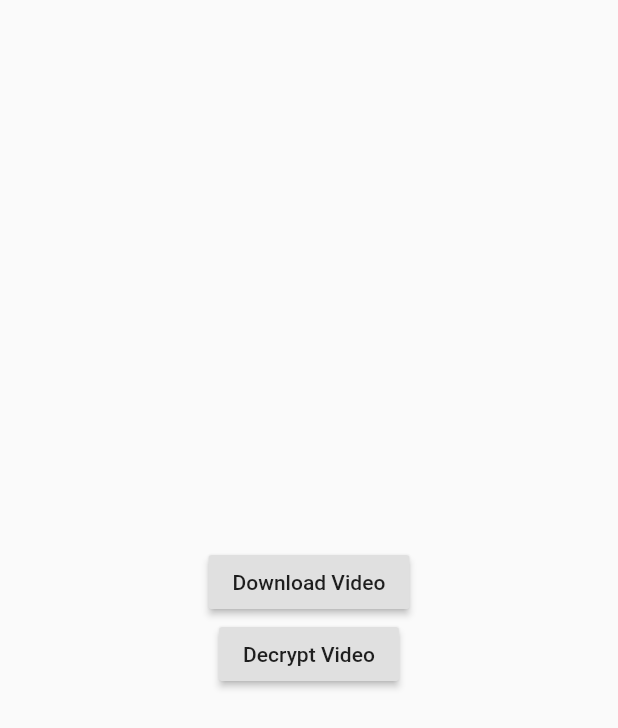
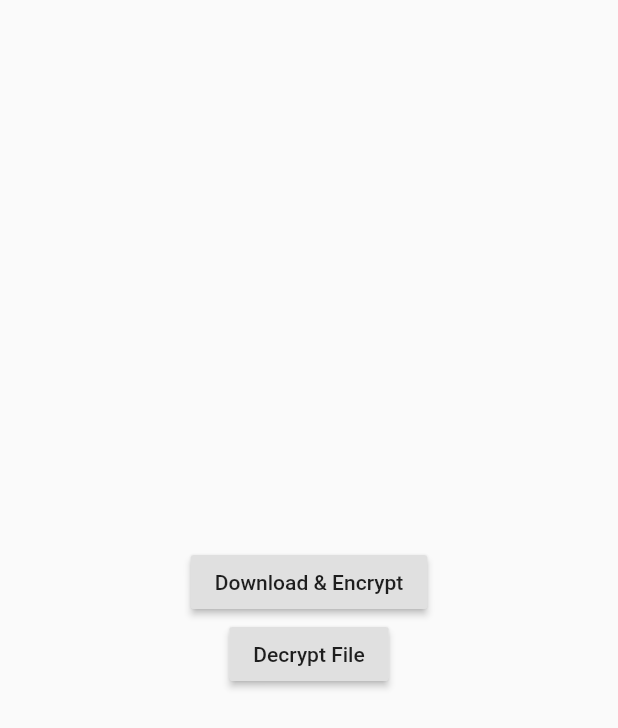
Before and after one commit to TechWithVP/flutter-encrpt-decrypt-file, a Flutter app: the screen it shows after launch, on a phone screen of 412 x 824 dp. Shown: the top 728 px of the screen. Run offline on Flutter 3.47's test engine with Material 2 defaults, Android fonts, the phone set to English and light mode, and no system bars; our stand-ins replace permission_handler; missing offline and left inert: encrypt.

Commit message:
Some Changes

```diff
--- a/lib/main.dart
+++ b/lib/main.dart
@@ -28,11 +28,11 @@ class HomePage extends StatefulWidget {
 
 class _HomePageState extends State<HomePage> {
   bool _isGranted = true;
-  String filename = "demo.mp4";
+  String filename = "demo.zip";
   String _videoURL =
       "https://assets.mixkit.co/videos/preview/mixkit-clouds-and-blue-sky-2408-large.mp4";
   String _imageURL =
-      "https://images.pexels.com/photos/5849319/pexels-photo-5849319.jpeg?crop=entropy&cs=srgb&dl=pexels-polina-tankilevitch-5849319.mp4&fit=crop&fm=jpg&h=1920&w=1280";
+      "https://images.unsplash.com/photo-1607753724987-7277196eac5d?ixlib=rb-1.2.1&q=80&fm=jpg&crop=entropy&cs=tinysrgb&dl=jeremy-bishop-FlR9yw3QEgw-unsplash.jpg&w=1920";
   String _pdfURL = "https://www.irjet.net/archives/V5/i3/IRJET-V5I3124.pdf";
   String _zipURL = "https://www.1001freefonts.com/d/4063/admiration-pains.zip";
 
@@ -61,7 +61,9 @@ class _HomePageState extends State<HomePage> {
           _isGranted = true;
         });
       } else {
-        _isGranted = false;
+        setState(() {
+          _isGranted = false;
+        });
       }
     }
   }
@@ -75,12 +77,19 @@ class _HomePageState extends State<HomePage> {
           mainAxisAlignment: MainAxisAlignment.center,
           children: [
             RaisedButton(
-              child: Text("Download Video"),
+              child: Text("Download & Encrypt"),
               onPressed: () async {
                 if (_isGranted) {
                   Directory d = await getExternalVisibleDir;
-                  // Directory hiddenDir = await getAppDir;
-                  _downloadAndCreate(_videoURL, d, filename);
+                  /*
+                  Uncomment below line and comment above line to use Application Hidden Directory
+                  to store files (Recomanded).
+
+                  You will not able to view Encrypted files and decrepted files if you use Application Directory
+                  */
+
+                  // Directory d = await getAppDir;
+                  _downloadAndCreate(_zipURL, d, filename);
                 } else {
                   print("No permission granted.");
                   requestStoragePermission();
@@ -88,10 +97,17 @@ class _HomePageState extends State<HomePage> {
               },
             ),
             RaisedButton(
-              child: Text("Decrypt Video"),
+              child: Text("Decrypt File"),
               onPressed: () async {
                 if (_isGranted) {
                   Directory d = await getExternalVisibleDir;
+                  /*
+                  Uncomment below line and comment above line to use Application Hidden Directory
+                  to store files (Recomanded).
+
+                  You will not able to view Encrypted files and decrepted files if you use Application Directory
+                  */
+
                   // Directory hiddenDir = await getAppDir;
                   _getNormalFile(d, filename);
                 } else {
@@ -114,6 +130,7 @@ _downloadAndCreate(String url, Directory d, filename) async {
 
     var encResult = _encryptData(resp.bodyBytes);
     String p = await _writeData(encResult, d.path + '/$filename.aes');
+    // String p = await _writeData(encResult, '/storage/emulated/0/MyEncFolder/demo.mp4.aes');
     print("file encrypted successfully: $p");
   } else {
     print("Can't launch URL.");
@@ -122,8 +139,10 @@ _downloadAndCreate(String url, Directory d, filename) async {
 
 _getNormalFile(Directory d, filename) async {
   Uint8List encData = await _readData(d.path + '/$filename.aes');
+  // Uint8List encData = await _readData('/storage/emulated/0/MyEncFolder/demo.mp4.aes');
   var plainData = await _decryptData(encData);
   String p = await _writeData(plainData, d.path + '/$filename');
+  String p = await _writeData(plainData, '/storage/emulated/0/MyEncFolder/demo.mp4');
   print("file decrypted successfully: $p");
 }
 
@@ -158,11 +177,3 @@ class MyEncrypt {
   static final myIv = enc.IV.fromUtf8("VivekPanchal1122");
   static final myEncrypter = enc.Encrypter(enc.AES(myKey));
 }
-
-// _getFilenameFromHeaders(Map<String, String> h) {
-//   if (h.containsKey('content-disposition')) {
-//     return h['content-disposition'].split("=")[1].replaceAll('"', '');
-//   } else {
-//     print("Filename not available.");
-//   }
-// }
```
